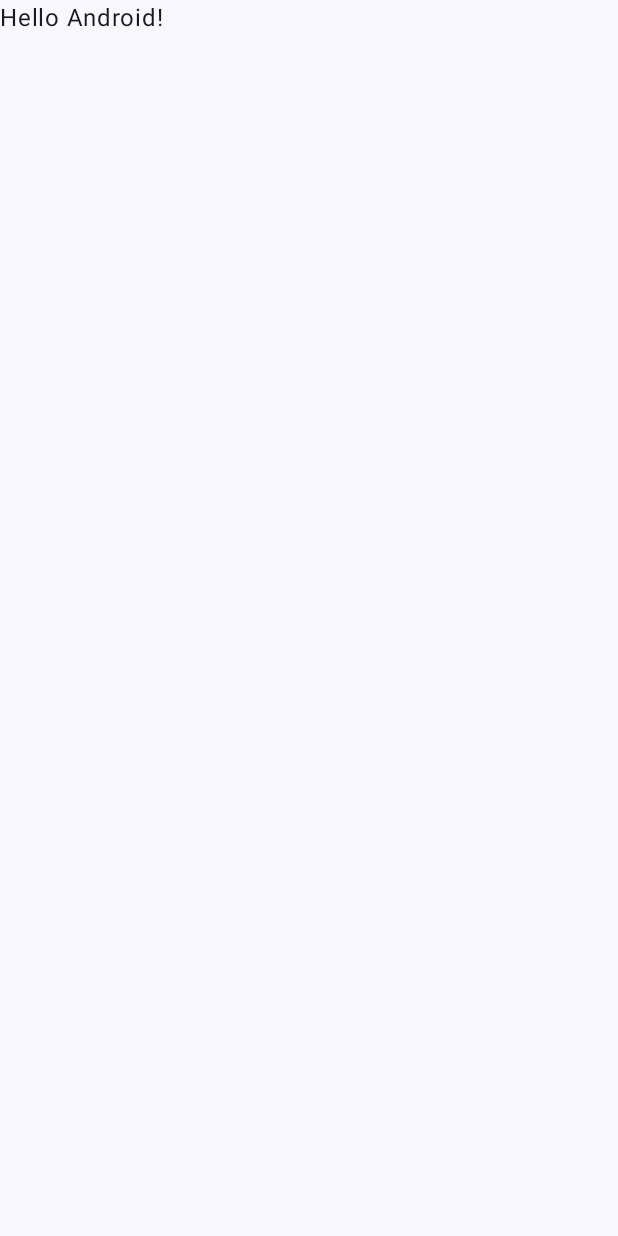
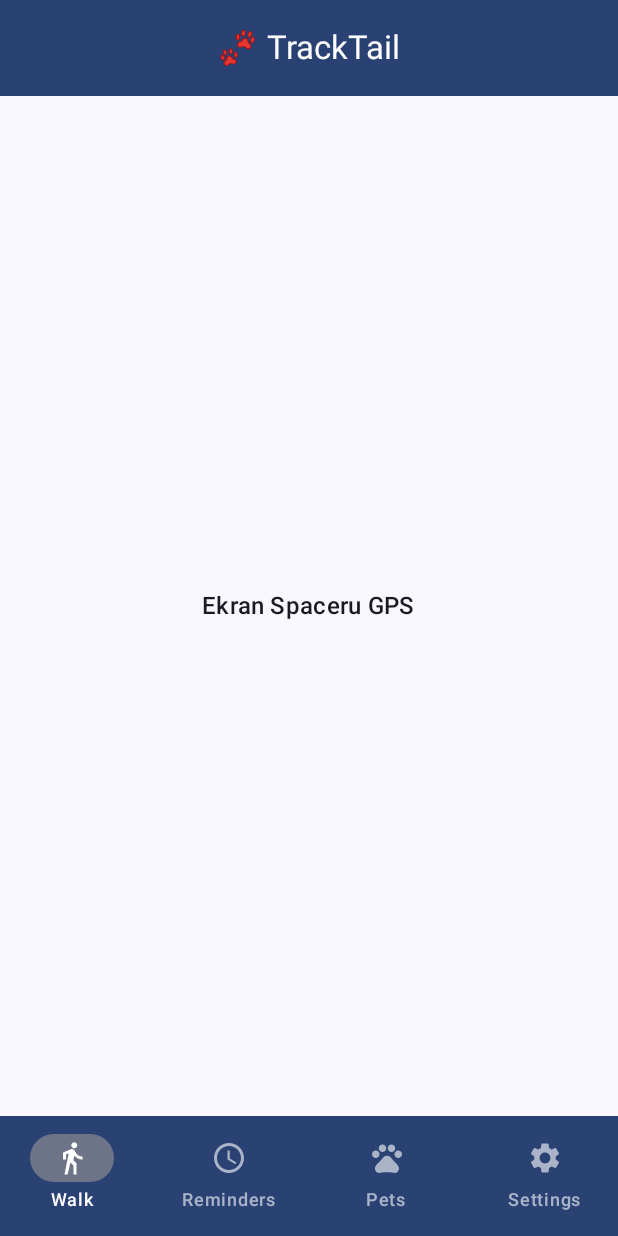
Before and after one commit to Ninverex/TrackTail, an Android app built with Jetpack Compose: the screen it shows after launch (MainActivity), on a phone screen of 412 x 824 dp. Before the commit the screen is almost empty. Run offline under Robolectric (Android 15) with nearby library versions, the phone set to English and light mode, and no system bars.

Commit message:
Add main and placeholder screens with Compose

```diff
--- a/app/build.gradle.kts
+++ b/app/build.gradle.kts
@@ -60,4 +60,5 @@ dependencies {
     implementation("com.google.android.gms:play-services-location:21.0.1")
     implementation("org.jetbrains.kotlinx:kotlinx-coroutines-android:1.8.1")
     implementation("com.google.code.gson:gson:2.10.1")
+    implementation("androidx.compose.material:material-icons-extended:1.5.0")
 }
--- a/app/src/main/java/com/example/tracktail/MainActivity.kt
+++ b/app/src/main/java/com/example/tracktail/MainActivity.kt
@@ -3,45 +3,127 @@ package com.example.tracktail
 import android.os.Bundle
 import androidx.activity.ComponentActivity
 import androidx.activity.compose.setContent
-import androidx.activity.enableEdgeToEdge
+import androidx.compose.foundation.layout.Box
 import androidx.compose.foundation.layout.fillMaxSize
 import androidx.compose.foundation.layout.padding
-import androidx.compose.material3.Scaffold
-import androidx.compose.material3.Text
-import androidx.compose.runtime.Composable
+import androidx.compose.material3.*
+import androidx.compose.runtime.*
+import androidx.compose.ui.Alignment
 import androidx.compose.ui.Modifier
 import androidx.compose.ui.tooling.preview.Preview
+import androidx.compose.material.icons.Icons
+import androidx.compose.material.icons.filled.DirectionsWalk
+import androidx.compose.material.icons.filled.Schedule
+import androidx.compose.material.icons.filled.Pets
+import androidx.compose.material.icons.filled.Settings
 import com.example.tracktail.ui.theme.TrackTailTheme
 
 class MainActivity : ComponentActivity() {
     override fun onCreate(savedInstanceState: Bundle?) {
         super.onCreate(savedInstanceState)
-        enableEdgeToEdge()
         setContent {
             TrackTailTheme {
-                Scaffold(modifier = Modifier.fillMaxSize()) { innerPadding ->
-                    Greeting(
-                        name = "Android",
-                        modifier = Modifier.padding(innerPadding)
-                    )
-                }
+                MainScreen()
             }
         }
     }
 }
 
+@Preview(showBackground = true, showSystemUi = true)
 @Composable
-fun Greeting(name: String, modifier: Modifier = Modifier) {
-    Text(
-        text = "Hello $name!",
-        modifier = modifier
+fun MainScreenPreview() {
+    TrackTailTheme {
+        MainScreen()
+    }
+}
+@OptIn(ExperimentalMaterial3Api::class)
+@Composable
+fun MainScreen() {
+    var selectedItem by remember { mutableStateOf(0) }
+
+    Scaffold(
+        topBar = {
+            CenterAlignedTopAppBar(
+                title = { Text("🐾 TrackTail") },
+                colors = TopAppBarDefaults.centerAlignedTopAppBarColors(
+                    containerColor = MaterialTheme.colorScheme.primary,
+                    titleContentColor = MaterialTheme.colorScheme.onPrimary
+                )
+            )
+        },
+        bottomBar = {
+            NavigationBar(
+                containerColor = MaterialTheme.colorScheme.primary
+            ) {
+                NavigationBarItem(
+                    icon = { Icon(Icons.Default.DirectionsWalk, contentDescription = "Spacer") },
+                    label = { Text("Walk") },
+                    selected = selectedItem == 0,
+                    onClick = { selectedItem = 0 },
+                    alwaysShowLabel = true,
+                    colors = NavigationBarItemDefaults.colors(
+                        selectedIconColor = MaterialTheme.colorScheme.onPrimary,
+                        unselectedIconColor = MaterialTheme.colorScheme.onPrimary.copy(alpha = 0.6f),
+                        selectedTextColor = MaterialTheme.colorScheme.onPrimary,
+                        unselectedTextColor = MaterialTheme.colorScheme.onPrimary.copy(alpha = 0.6f)
+                    )
+                )
+                NavigationBarItem(
+                    icon = { Icon(Icons.Default.Schedule, contentDescription = "Przypomnienia") },
+                    label = { Text("Reminders") },
+                    selected = selectedItem == 1,
+                    onClick = { selectedItem = 1 },
+                    alwaysShowLabel = true,
+                    colors = NavigationBarItemDefaults.colors(
+                        selectedIconColor = MaterialTheme.colorScheme.onPrimary,
+                        unselectedIconColor = MaterialTheme.colorScheme.onPrimary.copy(alpha = 0.6f),
+                        selectedTextColor = MaterialTheme.colorScheme.onPrimary,
+                        unselectedTextColor = MaterialTheme.colorScheme.onPrimary.copy(alpha = 0.6f)
+                    )
+                )
+                NavigationBarItem(
+                    icon = { Icon(Icons.Default.Pets, contentDescription = "Zwierzaki") },
+                    label = { Text("Pets") },
+                    selected = selectedItem == 2,
+                    onClick = { selectedItem = 2 },
+                    alwaysShowLabel = true,
+                    colors = NavigationBarItemDefaults.colors(
+                        selectedIconColor = MaterialTheme.colorScheme.onPrimary,
+                        unselectedIconColor = MaterialTheme.colorScheme.onPrimary.copy(alpha = 0.6f),
+                        selectedTextColor = MaterialTheme.colorScheme.onPrimary,
+                        unselectedTextColor = MaterialTheme.colorScheme.onPrimary.copy(alpha = 0.6f)
+                    )
+                )
+                NavigationBarItem(
+                    icon = { Icon(Icons.Default.Settings, contentDescription = "Ustawienia") },
+                    label = { Text("Settings") },
+                    selected = selectedItem == 3,
+                    onClick = { selectedItem = 3 },
+                    alwaysShowLabel = true,
+                    colors = NavigationBarItemDefaults.colors(
+                        selectedIconColor = MaterialTheme.colorScheme.onPrimary,
+                        unselectedIconColor = MaterialTheme.colorScheme.onPrimary.copy(alpha = 0.6f),
+                        selectedTextColor = MaterialTheme.colorScheme.onPrimary,
+                        unselectedTextColor = MaterialTheme.colorScheme.onPrimary.copy(alpha = 0.6f)
+                    )
+                )
+            }
+        },
+        content = { innerPadding ->
+            // Główna zawartość ekranu w zależności od wybranego przycisku
+            Box(
+                modifier = Modifier
+                    .fillMaxSize()
+                    .padding(innerPadding),
+                contentAlignment = Alignment.Center
+            ) {
+                when (selectedItem) {
+                    0 -> Text("Ekran Spaceru GPS", style = MaterialTheme.typography.titleMedium)
+                    1 -> Text("Ekran Przypomnień", style = MaterialTheme.typography.titleMedium)
+                    2 -> Text("Ekran Danych o zwierzaku", style = MaterialTheme.typography.titleMedium)
+                    3 -> Text("Ekran Ustawień", style = MaterialTheme.typography.titleMedium)
+                }
+            }
+        }
     )
 }
-
-@Preview(showBackground = true)
-@Composable
-fun GreetingPreview() {
-    TrackTailTheme {
-        Greeting("Android")
-    }
-}
--- /dev/null
+++ b/app/src/main/java/com/example/tracktail/screens/PetDataScreen.kt
@@ -0,0 +1 @@
+package com.example.tracktail.screens
--- /dev/null
+++ b/app/src/main/java/com/example/tracktail/screens/RemindersScreen.kt
@@ -0,0 +1 @@
+package com.example.tracktail.screens
--- /dev/null
+++ b/app/src/main/java/com/example/tracktail/screens/SettingsScreen.kt
@@ -0,0 +1 @@
+package com.example.tracktail.screens
--- /dev/null
+++ b/app/src/main/java/com/example/tracktail/screens/WalkScreen.kt
@@ -0,0 +1 @@
+package com.example.tracktail.screens
```
